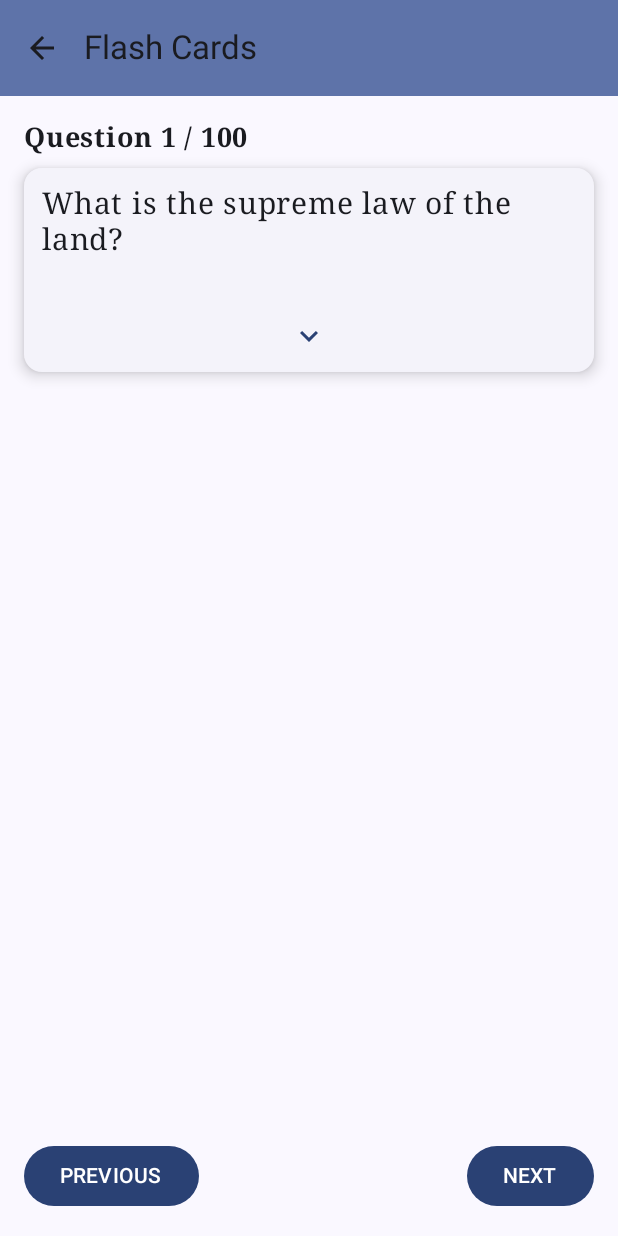
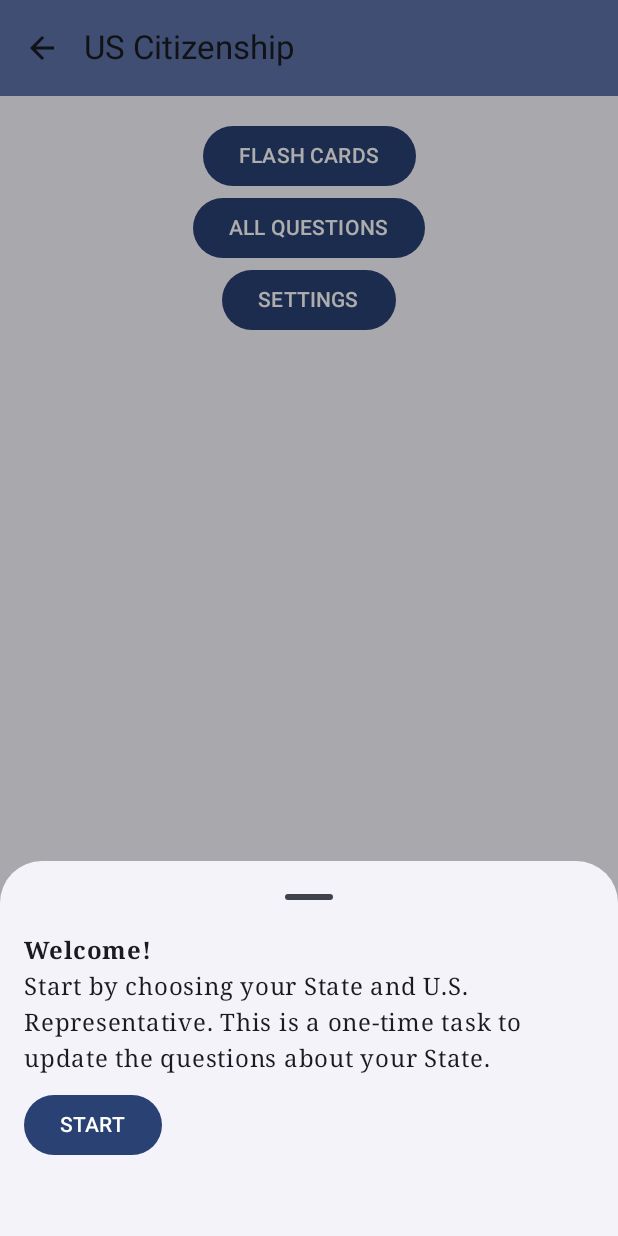
Before and after one commit to DP-App-Developers/US-Citizenship, an Android app built with Jetpack Compose: the HomeScreen screen opened through its navigation route, after a tap on "FLASH CARDS", on a phone screen of 412 x 824 dp. Run offline under Robolectric (Android 15) with nearby library versions, the phone set to English and light mode, and no system bars.

Commit message:
bottom sheet

```diff
--- a/app/build.gradle.kts
+++ b/app/build.gradle.kts
@@ -58,7 +58,7 @@ dependencies {
     implementation("androidx.compose.ui:ui")
     implementation("androidx.compose.ui:ui-graphics")
     implementation("androidx.compose.ui:ui-tooling-preview")
-    implementation("androidx.compose.material3:material3")
+    implementation("androidx.compose.material3:material3:1.1.2")
     implementation("androidx.datastore:datastore-preferences:1.0.0")
     implementation("androidx.navigation:navigation-compose:2.7.6")
     implementation("androidx.navigation:navigation-runtime-ktx:2.7.6")
--- a/app/src/main/java/com/example/uscitizenship/MainScreen.kt
+++ b/app/src/main/java/com/example/uscitizenship/MainScreen.kt
@@ -34,11 +34,9 @@ import com.example.uscitizenship.ui.AllQuestionsScreen
 import com.example.uscitizenship.ui.AllQuestionsViewModel
 import com.example.uscitizenship.ui.FlashCardsScreen
 import com.example.uscitizenship.ui.HomeScreen
-import com.example.uscitizenship.ui.LoadingScreen
 import com.example.uscitizenship.ui.SettingsScreen
 
 enum class MainScreen(@StringRes val title: Int) {
-    Loading(title = R.string.title_loading),
     Home(title = R.string.app_name),
     Settings(title = R.string.title_settings),
     FlashCards(title = R.string.title_flash_cards),
@@ -75,34 +73,17 @@ fun USCitizenApp(
         val uiState by allQuestionsViewModel.uiState.collectAsState()
         val questionsWithAnswers = consolidateAnswers(userStateOrDistrict, usRepresentative, uiState.questions)
 
-        val initialScreen = if (usRepresentative == loadingInitial) {
-            MainScreen.Loading.name
-        } else if (userStateOrDistrict.isEmpty() || usRepresentative.isEmpty()) {
-            MainScreen.Settings.name
-        } else {
-            MainScreen.Home.name
-        }
-
         NavHost(
             navController = navController,
-            startDestination = initialScreen,
+            startDestination = MainScreen.Home.name,
             modifier = Modifier.padding(innerPadding)
         ) {
-            composable(route = MainScreen.Loading.name) {
-                LoadingScreen()
-            }
             composable(route = MainScreen.Home.name) {
                 HomeScreen(
-                    onFlashCardsButtonClicked = {
-                        navController.navigate(MainScreen.FlashCards.name)
-                    },
-                    onAllQuestionsButtonClicked = {
-                        navController.navigate(MainScreen.AllQuestions.name)
-                    },
-                    onSettingsButtonClicked = {
-                        navController.navigate(MainScreen.Settings.name)
-                    },
-                    modifier = Modifier.fillMaxSize()
+                    currentUserStateOrDistrict = userStateOrDistrict,
+                    currentUsRepresentative = usRepresentative,
+                    navController = navController,
+                    modifier = Modifier.fillMaxSize(),
                 )
             }
             composable(route = MainScreen.Settings.name) {
--- a/app/src/main/java/com/example/uscitizenship/ui/HomeScreen.kt
+++ b/app/src/main/java/com/example/uscitizenship/ui/HomeScreen.kt
@@ -1,42 +1,115 @@
+@file:OptIn(ExperimentalMaterial3Api::class)
+
 package com.example.uscitizenship.ui
 
+import androidx.compose.foundation.layout.BoxWithConstraints
 import androidx.compose.foundation.layout.Column
+import androidx.compose.foundation.layout.Spacer
 import androidx.compose.foundation.layout.fillMaxSize
+import androidx.compose.foundation.layout.fillMaxWidth
+import androidx.compose.foundation.layout.height
 import androidx.compose.foundation.layout.padding
 import androidx.compose.material3.Button
+import androidx.compose.material3.ExperimentalMaterial3Api
+import androidx.compose.material3.LinearProgressIndicator
+import androidx.compose.material3.MaterialTheme
+import androidx.compose.material3.ModalBottomSheet
 import androidx.compose.material3.Text
 import androidx.compose.runtime.Composable
+import androidx.compose.runtime.getValue
+import androidx.compose.runtime.mutableStateOf
+import androidx.compose.runtime.saveable.rememberSaveable
+import androidx.compose.runtime.setValue
 import androidx.compose.ui.Alignment
 import androidx.compose.ui.Modifier
+import androidx.compose.ui.text.font.FontWeight
 import androidx.compose.ui.tooling.preview.Preview
 import androidx.compose.ui.unit.dp
+import androidx.compose.ui.unit.sp
+import androidx.navigation.NavController
+import androidx.navigation.compose.rememberNavController
+import com.example.uscitizenship.MainScreen
 import com.example.uscitizenship.ui.theme.USCitizenshipTheme
 
 @Composable
 fun HomeScreen(
-    onFlashCardsButtonClicked:() -> Unit,
-    onAllQuestionsButtonClicked: () -> Unit,
-    onSettingsButtonClicked: () -> Unit,
+    currentUserStateOrDistrict: String,
+    currentUsRepresentative: String,
+    navController: NavController,
     modifier: Modifier = Modifier,
 ) {
+    val loading = currentUserStateOrDistrict == "loading" || currentUsRepresentative == "loading"
+    if (loading) {
+        BoxWithConstraints(modifier = Modifier.fillMaxSize()) {
+            LinearProgressIndicator(
+                modifier = Modifier
+                    .fillMaxWidth()
+                    .align(Alignment.TopCenter),
+                color = MaterialTheme.colorScheme.secondary,
+            )
+        }
+    } else {
+        val newUser = currentUserStateOrDistrict.isEmpty() || currentUsRepresentative.isEmpty()
+        var showBottomSheet by rememberSaveable { mutableStateOf(false) }
         Column(
             modifier = modifier.padding(16.dp),
             horizontalAlignment = Alignment.CenterHorizontally,
         ) {
             Button(
-            onClick = onFlashCardsButtonClicked
+                onClick = {
+                    if (newUser) {
+                        showBottomSheet = true
+                    } else {
+                        navController.navigate(MainScreen.FlashCards.name)
+                    }
+                }
             ) {
                 Text("FLASH CARDS")
             }
             Button(
-            onClick = onAllQuestionsButtonClicked
+                onClick = {
+                    if (newUser) {
+                        showBottomSheet = true
+                    } else {
+                        navController.navigate(MainScreen.AllQuestions.name)
+                    }
+                }
             ) {
                 Text("ALL QUESTIONS")
             }
             Button(
-            onClick = onSettingsButtonClicked
+                onClick = {
+                    navController.navigate(MainScreen.Settings.name)
+                }
             ) {
                 Text("SETTINGS")
+            }
+        }
+
+        if (showBottomSheet) {
+            ModalBottomSheet(
+                onDismissRequest = { showBottomSheet = false },
+            ) {
+                Column(modifier = Modifier
+                    .padding(horizontal = 16.dp)
+                    .padding(bottom = 50.dp)
+                ) {
+                    Text(
+                        text = "Welcome!",
+                        fontWeight = FontWeight.Bold,
+                    )
+                    Text(
+                        text = "Start by choosing your State and U.S. Representative. This is a one-time task to update the questions about your State.",
+                        modifier = Modifier.padding(bottom = 8.dp),
+                    )
+                    Button(onClick = {
+                        showBottomSheet = false
+                        navController.navigate(MainScreen.Settings.name)
+                    }) {
+                        Text("START")
+                    }
+                }
+            }
         }
     }
 }
@@ -46,9 +119,9 @@ fun HomeScreen(
 fun HomePreview() {
     USCitizenshipTheme {
         HomeScreen(
-            onFlashCardsButtonClicked = {},
-            onAllQuestionsButtonClicked = {},
-            onSettingsButtonClicked = {},
+            currentUserStateOrDistrict = "Alaska",
+            currentUsRepresentative = "Susan",
+            navController = rememberNavController(),
             modifier = Modifier.fillMaxSize(),
         )
     }
--- a/app/src/main/java/com/example/uscitizenship/ui/LoadingScreen.kt
+++ /dev/null
@@ -1,29 +0,0 @@
-package com.example.uscitizenship.ui
-
-import androidx.compose.foundation.layout.BoxWithConstraints
-import androidx.compose.foundation.layout.fillMaxSize
-import androidx.compose.foundation.layout.fillMaxWidth
-import androidx.compose.material3.LinearProgressIndicator
-import androidx.compose.material3.MaterialTheme
-import androidx.compose.runtime.Composable
-import androidx.compose.ui.Alignment
-import androidx.compose.ui.Modifier
-import androidx.compose.ui.tooling.preview.Preview
-
-@Composable
-fun LoadingScreen() {
-    BoxWithConstraints(modifier = Modifier.fillMaxSize()) {
-        LinearProgressIndicator(
-            modifier = Modifier
-                .fillMaxWidth()
-                .align(Alignment.TopCenter),
-            color = MaterialTheme.colorScheme.secondary,
-        )
-    }
-}
-
-@Preview(showBackground = true)
-@Composable
-fun LoadingPreview() {
-    LoadingScreen()
-}
--- a/app/src/main/res/values/strings.xml
+++ b/app/src/main/res/values/strings.xml
@@ -1,6 +1,5 @@
 <resources>
     <string name="app_name">US Citizenship</string>
-    <string name="title_loading" />
     <string name="title_settings">Settings</string>
     <string name="title_flash_cards">Flash Cards</string>
     <string name="title_all_questions">All Questions</string>
```
Lines whose indentation alone changed are shown as unchanged.
